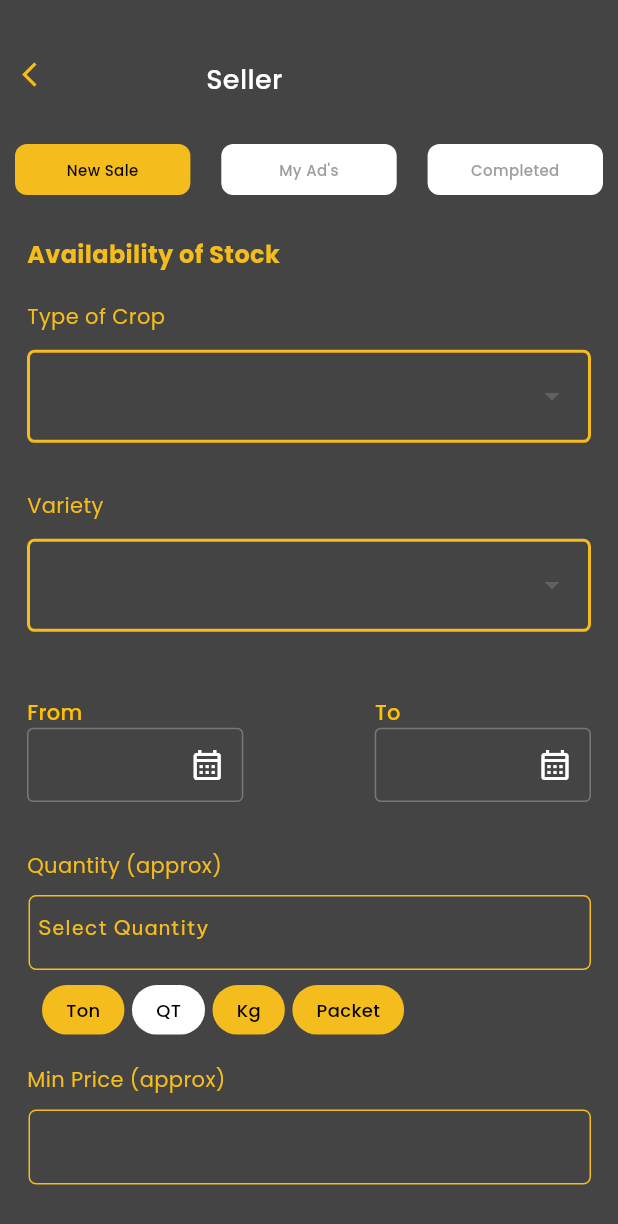
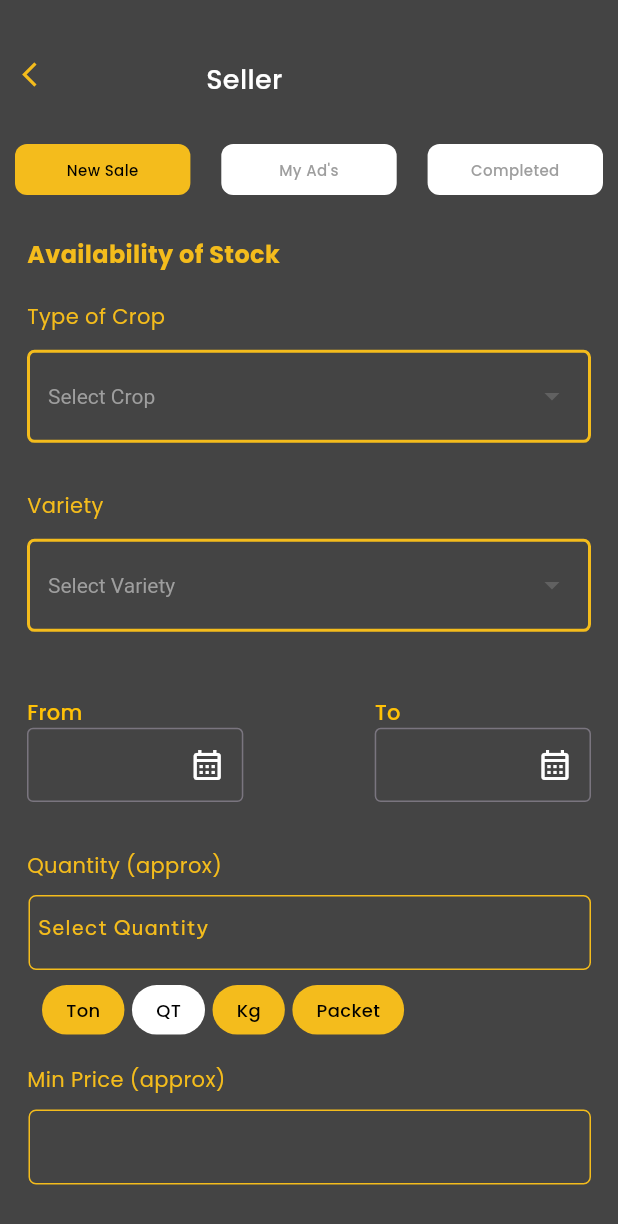
Before and after one commit to rohit0915/JANX---Integration---Mobile-APP, a Flutter app: the PostSellAdScreen screen opened directly, on a phone screen of 412 x 824 dp. Shown: the top 1224 px of the screen. Run offline on Flutter 3.47's test engine with Material 3 defaults, Android fonts, the phone set to English and light mode, and no system bars; our stand-ins replace carousel_slider, dots_indicator, dotted_line, get, get_storage, google_fonts and 3 more; accounts and stored records are empty; network calls fail.

```diff
--- a/lib/model/sell_ad_models.dart
+++ b/lib/model/sell_ad_models.dart
@@ -1,25 +1,87 @@
 class SellAdResponse {
   final String cropType;
   final String variety;
+  final DateTime? startDate;
+  final DateTime? endDate;
+  final int? approxQuantity;
+  final String? quantityType;
   final int minPriceApprox;
   final int totalCostApprox;
+  final List<String> productImages;
   final List<String> location;
+  final List<OtherFeature>? otherFeatures;
+  final bool? mitraVerification;
 
   SellAdResponse({
     required this.cropType,
     required this.variety,
+    this.startDate,
+    this.endDate,
+    this.approxQuantity,
+    this.quantityType,
     required this.minPriceApprox,
     required this.totalCostApprox,
+    this.productImages = const [],
     required this.location,
+    this.otherFeatures,
+    this.mitraVerification,
   });
 
   factory SellAdResponse.fromJson(Map<String, dynamic> json) {
     return SellAdResponse(
       cropType: json['crop_type'] ?? '',
       variety: json['variety'] ?? '',
+      startDate: json['start_date'] != null
+          ? DateTime.parse(json['start_date'])
+          : null,
+      endDate:
+          json['end_date'] != null ? DateTime.parse(json['end_date']) : null,
+      approxQuantity: json['approx_quantity'],
+      quantityType: json['quantity_type'],
       minPriceApprox: json['min_price_approx'] ?? 0,
       totalCostApprox: json['total_cost_approx'] ?? 0,
+      productImages: List<String>.from(json['product_images'] ?? []),
       location: List<String>.from(json['location'] ?? []),
+      otherFeatures: json['other_features'] != null
+          ? (json['other_features'] as List)
+              .map((e) => OtherFeature.fromJson(e))
+              .toList()
+          : null,
+      mitraVerification: json['mitra_verification'],
     );
   }
+
+  Map<String, dynamic> toJson() => {
+        'crop_type': cropType,
+        'variety': variety,
+        'start_date': startDate?.toUtc().toIso8601String(),
+        'end_date': endDate?.toUtc().toIso8601String(),
+        'approx_quantity': approxQuantity,
+        'quantity_type': quantityType,
+        'min_price_approx': minPriceApprox,
+        'total_cost_approx': totalCostApprox,
+        'product_images': productImages,
+        'location': location,
+        'other_features': otherFeatures?.map((e) => e.toJson()).toList(),
+        'mitra_verification': mitraVerification,
+      };
 }
+
+class OtherFeature {
+  final String name;
+  final String selectedValue;
+
+  OtherFeature({required this.name, required this.selectedValue});
+
+  factory OtherFeature.fromJson(Map<String, dynamic> json) {
+    return OtherFeature(
+      name: json['name'] ?? '',
+      selectedValue: json['selected_value'] ?? '',
+    );
+  }
+
+  Map<String, dynamic> toJson() => {
+        'name': name,
+        'selected_value': selectedValue,
+      };
+}
--- a/lib/post_sell_ad/post_sell_ad_screen.dart
+++ b/lib/post_sell_ad/post_sell_ad_screen.dart
@@ -18,6 +18,7 @@ import 'package:responsive_sizer/responsive_sizer.dart';
 import 'package:get/get.dart';
 import 'package:jan_x/services/post_sell_ad_service.dart';
 import 'package:get_storage/get_storage.dart';
+import 'package:jan_x/model/sell_ad_models.dart';
 
 class PostSellAdScreen extends StatefulWidget {
   PostSellAdScreen({super.key, this.selectedTab = SelectedTab.newSale});
@@ -30,8 +31,19 @@ class PostSellAdScreen extends StatefulWidget {
 bool isOtherServiceClicked = false;
 
 class _PostSellAdScreenState extends State<PostSellAdScreen> {
-  String? selectedCrop;
-  List<String> cropTypes = ['Wheat', 'Paddy', 'Moong'];
+  String? selectedCropId;
+  String? selectedVarietyId;
+  // Example data with IDs (replace with your real data)
+  final List<Map<String, String>> cropTypes = [
+    {'id': '676696c179aadc8eaa30d87f', 'name': 'Wheat'},
+    {'id': '676696c179aadc8eaa30d880', 'name': 'Paddy'},
+    {'id': '676696c179aadc8eaa30d881', 'name': 'Moong'},
+  ];
+  final List<Map<String, String>> varietyTypes = [
+    {'id': '6766971279aadc8eaa30d890', 'name': 'Type 1'},
+    {'id': '6766971279aadc8eaa30d891', 'name': 'Type 2'},
+    {'id': '6766971279aadc8eaa30d892', 'name': 'Type 3'},
+  ];
   String headerTitle = "Seller";
 
   final PostSellAdService postSellAdService = Get.find<PostSellAdService>();
@@ -42,7 +54,8 @@ class _PostSellAdScreenState extends State<PostSellAdScreen> {
   final TextEditingController varietyController = TextEditingController();
   final TextEditingController startDateController = TextEditingController();
   final TextEditingController endDateController = TextEditingController();
-  final TextEditingController approxQuantityController = TextEditingController();
+  final TextEditingController approxQuantityController =
+      TextEditingController();
   final TextEditingController quantityTypeController = TextEditingController();
   final TextEditingController minPriceController = TextEditingController();
   final TextEditingController totalCostController = TextEditingController();
@@ -66,12 +79,6 @@ class _PostSellAdScreenState extends State<PostSellAdScreen> {
     if (token != null) {
       await postSellAdService.getMyAds();
     }
-  }
-
-  void _handleDropdownChange(String? newValue) {
-    setState(() {
-      selectedCrop = newValue;
-    });
   }
 
   bool value = true;
@@ -189,13 +196,27 @@ class _PostSellAdScreenState extends State<PostSellAdScreen> {
         _buildText(title: "Type of Crop", color: const Color(0xffF4BC1C)),
         Padding(
           padding: const EdgeInsets.symmetric(horizontal: 8.0, vertical: 12),
-          child: buildCustomTextFieldWithDropdown(),
+          child: buildCustomTextFieldWithDropdown(
+            value: selectedCropId,
+            items: cropTypes,
+            onChanged: (val) => setState(() => selectedCropId = val),
+            hint: 'Select Crop',
+            getLabel: (item) => item['name']!,
+            getValue: (item) => item['id']!,
+          ),
         ),
         buildVSpacer(20),
         _buildText(title: "Variety", color: const Color(0xffF4BC1C)),
         Padding(
           padding: const EdgeInsets.symmetric(horizontal: 8.0, vertical: 12),
-          child: buildCustomTextFieldWithDropdown(),
+          child: buildCustomTextFieldWithDropdown(
+            value: selectedVarietyId,
+            items: varietyTypes,
+            onChanged: (val) => setState(() => selectedVarietyId = val),
+            hint: 'Select Variety',
+            getLabel: (item) => item['name']!,
+            getValue: (item) => item['id']!,
+          ),
         ),
         buildVSpacer(20),
         Padding(
@@ -483,8 +504,7 @@ class _PostSellAdScreenState extends State<PostSellAdScreen> {
                         value: true,
                         onChanged: (bool? newValue) {
                           setState(() {
-                            value = newValue ??
-                                false; // Update the value of the checkbox
+                            value = newValue ?? false;
                           });
                         },
                         activeColor: const Color(0xffF4BC1C),
@@ -513,21 +533,24 @@ class _PostSellAdScreenState extends State<PostSellAdScreen> {
                   ),
                   buildVSpacer(14.h),
                   CustomButton(
-                    text: saveButton == false ? "Save " : "Submit",
-                    onPressed: () {
-                      // Navigator.pop(context);
-                      if (!saveButton) {
-                        setState(() {
-                          saveButton = true;
-                        });
-                      } else {
-                        Navigator.pushReplacement(
-                            context,
-                            MaterialPageRoute(
-                              builder: (context) =>
-                                  const PublishedBuyScreen(isFromSeller: true),
-                            ));
-                      }
+                    text: saveButton == false
+                        ? "Save "
+                        : isPosting
+                            ? "Posting..."
+                            : "Submit",
+                    onPressed: () async {
+                      final ad = SellAdResponse(
+                        cropType: selectedCropId ?? '',
+                        variety: selectedVarietyId ?? '',
+                        minPriceApprox: 1000,
+                        totalCostApprox: 5000,
+                        location: ['Test Location'],
+                      );
+                      final response = await postSellAdService.createSellAd(ad);
+                      ScaffoldMessenger.of(context).showSnackBar(
+                        SnackBar(
+                            content: Text('Status: ${response.statusCode}')),
+                      );
                     },
                     width: Adaptive.w(85),
                   ),
@@ -542,28 +565,36 @@ class _PostSellAdScreenState extends State<PostSellAdScreen> {
     );
   }
 
-  Widget buildCustomTextFieldWithDropdown() {
+  Widget buildCustomTextFieldWithDropdown<ITEM>({
+    required String? value,
+    required List<ITEM> items,
+    required void Function(String?) onChanged,
+    required String Function(ITEM) getLabel,
+    required String Function(ITEM) getValue,
+    String? hint,
+  }) {
     return Container(
       padding: const EdgeInsets.symmetric(horizontal: 12, vertical: 5),
       decoration: BoxDecoration(
-        border: Border.all(
-            color: const Color(0xffF4BC1C),
-            width: 2.0), // Yellow border around the container
-        borderRadius: BorderRadius.circular(5.0), // Rounded corners
+        border: Border.all(color: const Color(0xffF4BC1C), width: 2.0),
+        borderRadius: BorderRadius.circular(5.0),
       ),
       child: DropdownButtonHideUnderline(
         child: DropdownButton<String>(
-          value: selectedCrop,
-          isExpanded: true, // Makes the dropdown expand to fill the container
+          value: (value != null && value.isNotEmpty) ? value : null,
+          isExpanded: true,
           icon: const Icon(Icons.arrow_drop_down),
           iconSize: 24,
           elevation: 16,
-          style: const TextStyle(color: Colors.black), // Text color
-          onChanged: _handleDropdownChange,
-          items: cropTypes.map<DropdownMenuItem<String>>((String value) {
+          style: const TextStyle(color: Colors.black),
+          onChanged: onChanged,
+          hint: hint != null
+              ? Text(hint, style: TextStyle(color: Colors.grey))
+              : null,
+          items: items.map<DropdownMenuItem<String>>((item) {
             return DropdownMenuItem<String>(
-              value: value,
-              child: Text(value),
+              value: getValue(item),
+              child: Text(getLabel(item)),
             );
           }).toList(),
           dropdownColor: const Color(0xffF4BC1C),
@@ -640,11 +671,11 @@ Widget _myAdsContent(BuildContext context) {
         return ListTile(
           title: Text(ad.variety ?? 'No Title'),
           subtitle: Text(
-    'Variety: ${ad.variety}\n'
-    'Min Price: ₹${ad.minPriceApprox}\n'
-    'Total Cost: ₹${ad.totalCostApprox}\n'
-    'Location: ${ad.location.join(', ')}',
-  ),
+            'Variety: ${ad.variety}\n'
+            'Min Price: ₹${ad.minPriceApprox}\n'
+            'Total Cost: ₹${ad.totalCostApprox}\n'
+            'Location: ${ad.location.join(', ')}',
+          ),
         );
       },
     );
--- a/pubspec.yaml
+++ b/pubspec.yaml
@@ -22,6 +22,7 @@ dependencies:
   http: ^1.4.0
   get:
   get_storage: ^2.1.1
+  image_picker: ^1.1.2
 
 dev_dependencies:
   flutter_test:
```
Also changed, not shown: lib/services/post_sell_ad_service.dart (+6 -2 lines), pubspec.lock, 13 other files.
